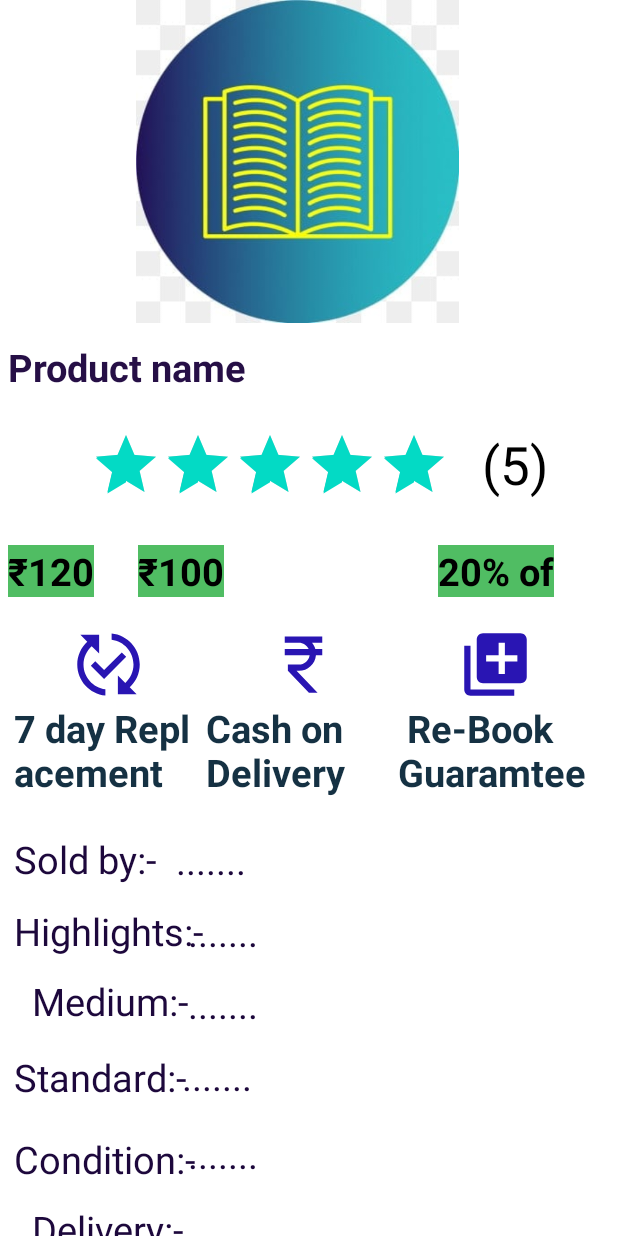
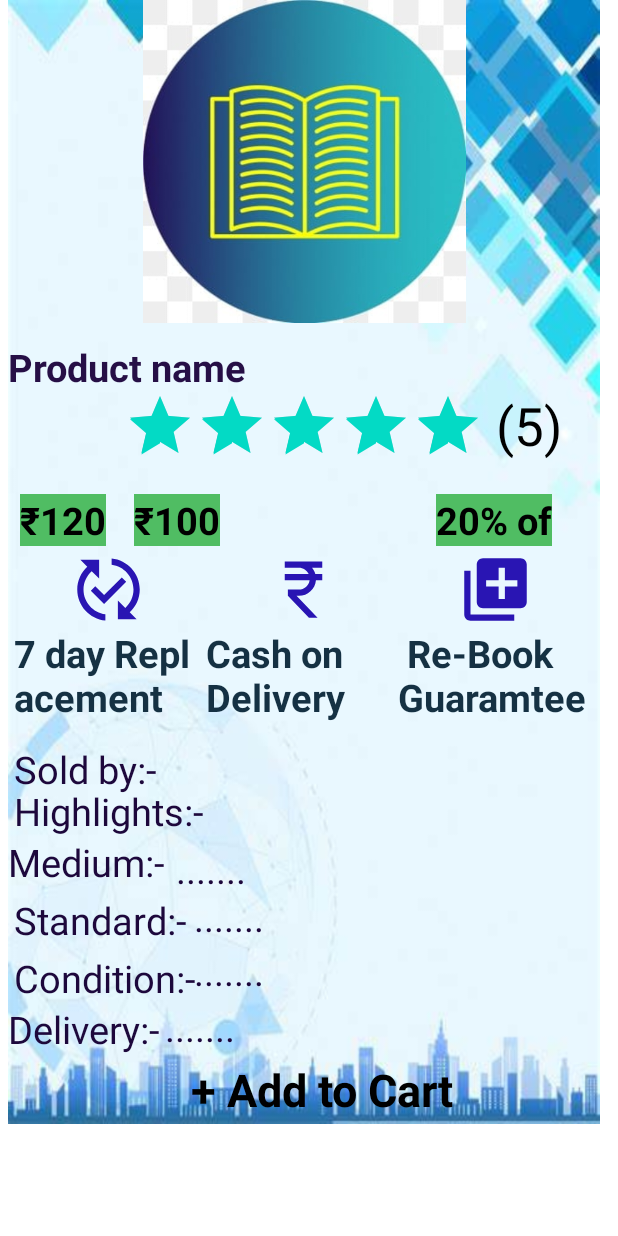
Before and after one commit to vivekbopate3426/ReBook, an Android app: the layout fragment_product_details.xml on its own in the app's theme, with its tools: preview values and no code run, on a phone screen of 412 x 824 dp. Run offline under Robolectric (Android 15) with nearby library versions, the phone set to English and light mode, and no system bars.

Commit message:
1st commit 23/01/2023 2nd commit 24/01/2023 3rd commit 28/01/2023 4th commit 31/01/2023 5th commit 01/02/2023 6th commit 07/02/2023 7th commit 02/03/2023 8th commit 04/03/2023 9th commit 09/03/2023 10th commit 18/03/2023 11th commit 20/03/2023

```diff
--- a/app/src/main/res/layout/fragment_product_details.xml
+++ b/app/src/main/res/layout/fragment_product_details.xml
@@ -3,21 +3,24 @@
     xmlns:tools="http://schemas.android.com/tools"
     android:layout_width="match_parent"
     android:layout_height="wrap_content"
+    android:background="@drawable/page_background3"
     xmlns:app="http://schemas.android.com/apk/res-auto"
     android:layout_marginStart="5dp"
     android:layout_marginEnd="12dp">
+
 
     <androidx.constraintlayout.widget.ConstraintLayout
         android:layout_width="wrap_content"
         android:layout_height="wrap_content"
         tools:visibility="visible">
 
+
         <ImageView
             android:id="@+id/pd_image"
             android:layout_width="266dp"
             android:layout_height="215dp"
-            android:layout_marginStart="60dp"
             android:src="@drawable/home_book_main_img"
+            app:layout_constraintEnd_toEndOf="parent"
             app:layout_constraintStart_toStartOf="parent"
             app:layout_constraintTop_toTopOf="parent" />
 
@@ -39,37 +42,49 @@
             android:id="@+id/pd_ratingbar"
             android:layout_width="wrap_content"
             android:layout_height="wrap_content"
-            android:layout_marginTop="24dp"
+            android:layout_marginTop="260dp"
             android:rating="5"
             app:layout_constraintEnd_toEndOf="parent"
-            app:layout_constraintHorizontal_bias="0.353"
             app:layout_constraintStart_toStartOf="parent"
-            app:layout_constraintTop_toBottomOf="@id/pd_name" />
+            app:layout_constraintTop_toTopOf="parent" />
+
 
         <TextView
             android:id="@+id/ratingtext"
-            android:layout_width="wrap_content"
-            android:layout_height="wrap_content"
-            android:layout_marginStart="316dp"
-            android:layout_marginTop="24dp"
+            android:layout_width="53dp"
+            android:layout_height="56dp"
+            android:layout_marginTop="260dp"
             android:text="(5)"
             android:textColor="#000000"
             android:textSize="35dp"
+            app:layout_constraintEnd_toEndOf="parent"
+            app:layout_constraintHorizontal_bias="0.953"
             app:layout_constraintStart_toStartOf="parent"
-            app:layout_constraintTop_toBottomOf="@id/pd_name" />
+            app:layout_constraintTop_toTopOf="parent" />
+
+        <ProgressBar
+            android:id="@+id/pd_progressbar"
+            android:layout_width="wrap_content"
+            android:layout_height="wrap_content"
+            android:visibility="invisible"
+            app:layout_constraintBottom_toBottomOf="parent"
+            app:layout_constraintEnd_toEndOf="parent"
+            app:layout_constraintHorizontal_bias="0.549"
+            app:layout_constraintStart_toStartOf="parent"
+            app:layout_constraintTop_toTopOf="parent" />
 
         <TextView
             android:id="@+id/pd_sellprice"
             android:layout_width="wrap_content"
             android:layout_height="wrap_content"
-            android:layout_marginTop="20dp"
+            android:layout_marginTop="12dp"
             android:background="#50BD63"
             android:text="₹120"
             android:textColor="#000000"
             android:textSize="25sp"
             android:textStyle="bold"
             app:layout_constraintEnd_toEndOf="parent"
-            app:layout_constraintHorizontal_bias="0.0"
+            app:layout_constraintHorizontal_bias="0.023"
             app:layout_constraintStart_toStartOf="parent"
             app:layout_constraintTop_toBottomOf="@id/pd_ratingbar" />
 
@@ -77,30 +92,29 @@
             android:id="@+id/pd_MRP"
             android:layout_width="wrap_content"
             android:layout_height="wrap_content"
-            android:layout_marginTop="20dp"
+            android:layout_marginTop="12dp"
             android:background="#50BD63"
             android:text="₹100"
             android:textColor="#000000"
             android:textSize="25sp"
             android:textStyle="bold"
             app:layout_constraintEnd_toEndOf="parent"
-            app:layout_constraintHorizontal_bias="0.257"
+            app:layout_constraintHorizontal_bias="0.249"
             app:layout_constraintStart_toStartOf="parent"
             app:layout_constraintTop_toBottomOf="@id/pd_ratingbar" />
-
 
         <TextView
             android:id="@+id/pd_discount"
             android:layout_width="wrap_content"
             android:layout_height="wrap_content"
-            android:layout_marginTop="20dp"
+            android:layout_marginTop="12dp"
             android:background="#50BD63"
             android:text="20% of"
             android:textColor="#000000"
             android:textSize="25sp"
             android:textStyle="bold"
             app:layout_constraintEnd_toEndOf="parent"
-            app:layout_constraintHorizontal_bias="0.904"
+            app:layout_constraintHorizontal_bias="0.899"
             app:layout_constraintStart_toStartOf="parent"
             app:layout_constraintTop_toBottomOf="@id/pd_ratingbar" />
 
@@ -109,7 +123,7 @@
             android:layout_width="126dp"
             android:layout_height="123dp"
             android:layout_marginStart="4dp"
-            android:layout_marginTop="20dp"
+            android:layout_marginTop="4dp"
             android:drawableTop="@drawable/baseline_published_with_changes_24"
             android:text="7 day Replacement "
             android:textColor="#153143"
@@ -123,7 +137,7 @@
             android:layout_width="130dp"
             android:layout_height="126dp"
             android:layout_marginStart="132dp"
-            android:layout_marginTop="20dp"
+            android:layout_marginTop="4dp"
             android:drawableTop="@drawable/baseline_currency_rupee_24"
             android:text="Cash on   Delivery"
             android:textColor="#153143"
@@ -132,12 +146,13 @@
             app:layout_constraintStart_toStartOf="parent"
             app:layout_constraintTop_toBottomOf="@+id/pd_sellprice" />
 
+
         <TextView
             android:id="@+id/pd_gurantee"
             android:layout_width="130dp"
             android:layout_height="126dp"
             android:layout_marginStart="260dp"
-            android:layout_marginTop="20dp"
+            android:layout_marginTop="4dp"
             android:drawableTop="@drawable/baseline_library_add_24"
             android:text=" Re-Book Guaramtee"
             android:textColor="#153143"
@@ -152,20 +167,8 @@
             android:layout_width="wrap_content"
             android:layout_height="wrap_content"
             android:layout_marginStart="4dp"
-            android:layout_marginTop="340dp"
+            android:layout_marginTop="280dp"
             android:text="Sold by:- "
-            android:textColor="#1D083C"
-            android:textSize="25sp"
-            app:layout_constraintStart_toStartOf="parent"
-            app:layout_constraintTop_toBottomOf="@+id/pd_image" />
-
-        <TextView
-            android:id="@+id/pd_Highlights"
-            android:layout_width="wrap_content"
-            android:layout_height="wrap_content"
-            android:layout_marginStart="4dp"
-            android:layout_marginTop="388dp"
-            android:text="Highlights:-"
             android:textColor="#1D083C"
             android:textSize="25sp"
             app:layout_constraintStart_toStartOf="parent"
@@ -173,23 +176,35 @@
 
 
         <TextView
+            android:id="@+id/pd_Highlights"
+            android:layout_width="wrap_content"
+            android:layout_height="wrap_content"
+            android:layout_marginStart="4dp"
+            android:layout_marginTop="308dp"
+            android:text="Highlights:-"
+            android:textColor="#1D083C"
+            android:textSize="25sp"
+            app:layout_constraintStart_toStartOf="parent"
+            app:layout_constraintTop_toBottomOf="@+id/pd_image" />
+
+        <TextView
             android:id="@+id/pd_medium"
             android:layout_width="wrap_content"
             android:layout_height="wrap_content"
-            android:layout_marginStart="16dp"
-            android:layout_marginTop="12dp"
+            android:layout_marginTop="34dp"
             android:text="Medium:-"
             android:textColor="#1D083C"
             android:textSize="25sp"
-            app:layout_constraintStart_toStartOf="parent"
-            app:layout_constraintTop_toBottomOf="@id/pd_Highlights" />
+            app:layout_constraintTop_toTopOf="@+id/pd_Highlights"
+            tools:layout_editor_absoluteX="8dp" />
+
 
         <TextView
             android:id="@+id/pd_standard"
             android:layout_width="wrap_content"
             android:layout_height="wrap_content"
             android:layout_marginStart="4dp"
-            android:layout_marginTop="16dp"
+            android:layout_marginTop="4dp"
             android:text="Standard:-"
             android:textColor="#1D083C"
             android:textSize="25sp"
@@ -202,38 +217,34 @@
             android:layout_width="wrap_content"
             android:layout_height="wrap_content"
             android:layout_marginStart="4dp"
-            android:layout_marginTop="20dp"
+            android:layout_marginTop="4dp"
             android:text="Condition:-"
             android:textColor="#1D083C"
             android:textSize="25sp"
             app:layout_constraintStart_toStartOf="parent"
             app:layout_constraintTop_toBottomOf="@+id/pd_standard" />
 
-
         <TextView
             android:id="@+id/pd_delivery"
             android:layout_width="wrap_content"
             android:layout_height="wrap_content"
-            android:layout_marginStart="16dp"
-            android:layout_marginTop="12dp"
+            android:layout_marginTop="34dp"
             android:text="Delivery:-"
             android:textColor="#1D083C"
             android:textSize="25sp"
             app:layout_constraintStart_toStartOf="parent"
-            app:layout_constraintTop_toBottomOf="@+id/pd_condition" />
-
+            app:layout_constraintTop_toTopOf="@+id/pd_condition" />
 
         <TextView
-            android:id="@+id/pd_XYZ"
-            android:layout_width="279dp"
-            android:layout_height="40dp"
-            android:layout_marginStart="112dp"
-            android:layout_marginTop="12dp"
-            android:text="......."
+            android:id="@+id/seller"
+            android:layout_width="283dp"
+            android:layout_height="31dp"
+            android:layout_marginStart="108dp"
+            android:layout_marginTop="124dp"
             android:textColor="#1D083C"
             android:textSize="25sp"
             app:layout_constraintStart_toStartOf="parent"
-            app:layout_constraintTop_toBottomOf="@+id/pd_cod" />
+            app:layout_constraintTop_toTopOf="@+id/pd_cod" />
 
         <View
             android:id="@+id/view"
@@ -241,25 +252,26 @@
             android:layout_height="0dp"
             android:layout_marginTop="8dp"
             android:outlineSpotShadowColor="#07042C"
+            app:layout_constraintStart_toStartOf="parent"
             app:layout_constraintTop_toBottomOf="@+id/pd_discount"
-            tools:layout_editor_absoluteX="-4dp"
-            app:layout_constraintStart_toStartOf="parent"/>
+            tools:layout_editor_absoluteX="-4dp" />
+
 
         <View
             android:id="@+id/view2"
             android:layout_width="wrap_content"
             android:layout_height="0dp"
-            android:layout_marginTop="144dp"
+            android:layout_marginTop="128dp"
             android:outlineSpotShadowColor="#07042C"
             app:layout_constraintStart_toStartOf="parent"
             app:layout_constraintTop_toBottomOf="@+id/pd_discount" />
 
         <TextView
-            android:id="@+id/highlights"
-            android:layout_width="273dp"
-            android:layout_height="47dp"
-            android:layout_marginStart="120dp"
-            android:layout_marginTop="60dp"
+            android:id="@+id/medium"
+            android:layout_width="280dp"
+            android:layout_height="30dp"
+            android:layout_marginStart="112dp"
+            android:layout_marginTop="68dp"
             android:text="......."
             android:textColor="#1D083C"
             android:textSize="25sp"
@@ -267,24 +279,11 @@
             app:layout_constraintTop_toBottomOf="@+id/pd_cod" />
 
         <TextView
-            android:id="@+id/medium"
-            android:layout_width="273dp"
-            android:layout_height="47dp"
-            android:layout_marginStart="120dp"
-            android:layout_marginTop="108dp"
-
-            android:text="......."
-            android:textColor="#1D083C"
-            android:textSize="25sp"
-            app:layout_constraintStart_toStartOf="parent"
-            app:layout_constraintTop_toBottomOf="@+id/pd_cod" />
-
-        <TextView
-            android:id="@+id/standards"
-            android:layout_width="273dp"
-            android:layout_height="47dp"
-            android:layout_marginStart="116dp"
-            android:layout_marginTop="156dp"
+            android:id="@+id/standard"
+            android:layout_width="275dp"
+            android:layout_height="35dp"
+            android:layout_marginStart="124dp"
+            android:layout_marginTop="100dp"
             android:text="......."
             android:textColor="#1D083C"
             android:textSize="25sp"
@@ -293,10 +292,10 @@
 
         <TextView
             android:id="@+id/condition"
-            android:layout_width="273dp"
-            android:layout_height="47dp"
-            android:layout_marginStart="120dp"
-            android:layout_marginTop="208dp"
+            android:layout_width="258dp"
+            android:layout_height="33dp"
+            android:layout_marginStart="124dp"
+            android:layout_marginTop="136dp"
             android:text="......."
             android:textColor="#1D083C"
             android:textSize="25sp"
@@ -305,15 +304,31 @@
 
         <TextView
             android:id="@+id/delivery"
-            android:layout_width="273dp"
-            android:layout_height="47dp"
+            android:layout_width="288dp"
+            android:layout_height="28dp"
+            android:layout_marginTop="37dp"
             android:text="......."
-            android:layout_marginStart="116dp"
-            android:layout_marginTop="256dp"
             android:textColor="#1D083C"
             android:textSize="25sp"
+            app:layout_constraintEnd_toEndOf="parent"
+            app:layout_constraintStart_toEndOf="@+id/pd_delivery"
+            app:layout_constraintTop_toTopOf="@+id/condition" />
+
+        <TextView
+            android:id="@+id/pd_addcart"
+            android:layout_width="288dp"
+            android:layout_height="46dp"
+            android:gravity="center"
+            android:text="+ Add to Cart"
+            android:textColor="@color/black"
+            android:textSize="30dp"
+            android:textStyle="bold"
+            app:layout_constraintBottom_toBottomOf="parent"
+            app:layout_constraintEnd_toEndOf="parent"
+            app:layout_constraintHorizontal_bias="0.613"
             app:layout_constraintStart_toStartOf="parent"
-            app:layout_constraintTop_toBottomOf="@+id/pd_cod" />
+            app:layout_constraintTop_toBottomOf="@+id/pd_delivery"
+            app:layout_constraintVertical_bias="1.0" />
 
 
     </androidx.constraintlayout.widget.ConstraintLayout>
```
Also changed, not shown: app/src/main/java/com/firstapp/vsbapk/CartHolder.java (added, +42 -0 lines), app/src/main/java/com/firstapp/vsbapk/CartItem.java (added, +61 -0 lines), app/src/main/java/com/firstapp/vsbapk/Shopping_Cart_Fragment.java (+62 -1 lines), app/src/main/java/com/firstapp/vsbapk/fragment/Book.java (+10 -0 lines), app/src/main/java/com/firstapp/vsbapk/fragment/ProductDetails.java (+105 -17 lines), app/src/main/java/com/firstapp/vsbapk/fragment/sell_fragment.java (+14 -4 lines), app/src/main/res/layout/cartitem.xml (added, +137 -0 lines), app/src/main/res/layout/fragment_sell_fragment.xml (+10 -10 lines), app/src/main/res/layout/fragment_shopping__cart_.xml (+47 -3 lines).
